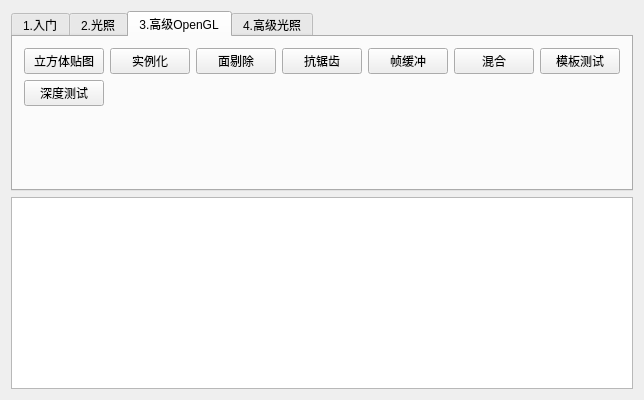
Above: Code/LearnOpenGL/Application.ui from JohnHwangx/LearnOpenGL_QT before the change. Below: the same form after it.
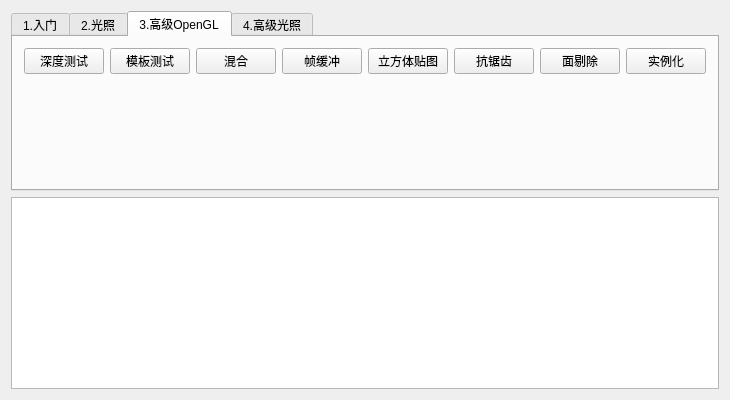
That is the form after the change. The open tabs and pages were chosen to show the change.

Diff of the .ui file:
```diff
--- a/Code/LearnOpenGL/Application.ui
+++ b/Code/LearnOpenGL/Application.ui
@@ -147,63 +147,63 @@
         <string>3.高级OpenGL</string>
        </attribute>
        <layout class="QGridLayout" name="gridLayout_2">
-        <item row="0" column="5">
+        <item row="0" column="2">
          <widget class="QPushButton" name="blending">
           <property name="text">
            <string>混合</string>
           </property>
          </widget>
         </item>
-        <item row="0" column="4">
-         <widget class="QPushButton" name="framebuffer">
-          <property name="text">
-           <string>帧缓冲</string>
-          </property>
-         </widget>
-        </item>
-        <item row="0" column="6">
+        <item row="0" column="1">
          <widget class="QPushButton" name="stencil_testing">
           <property name="text">
            <string>模板测试</string>
           </property>
          </widget>
         </item>
-        <item row="0" column="0">
-         <widget class="QPushButton" name="cubemaps">
-          <property name="text">
-           <string>立方体贴图</string>
-          </property>
-         </widget>
-        </item>
         <item row="0" column="3">
-         <widget class="QPushButton" name="anti_aliasing">
+         <widget class="QPushButton" name="framebuffer">
           <property name="text">
-           <string>抗锯齿</string>
+           <string>帧缓冲</string>
           </property>
          </widget>
         </item>
-        <item row="1" column="0">
-         <widget class="QPushButton" name="depth_testing">
-          <property name="text">
-           <string>深度测试</string>
-          </property>
-         </widget>
-        </item>
-        <item row="0" column="2">
+        <item row="0" column="6">
          <widget class="QPushButton" name="face_culling">
           <property name="text">
            <string>面剔除</string>
           </property>
          </widget>
         </item>
-        <item row="0" column="1">
+        <item row="0" column="0">
+         <widget class="QPushButton" name="depth_testing">
+          <property name="text">
+           <string>深度测试</string>
+          </property>
+         </widget>
+        </item>
+        <item row="0" column="5">
+         <widget class="QPushButton" name="anti_aliasing">
+          <property name="text">
+           <string>抗锯齿</string>
+          </property>
+         </widget>
+        </item>
+        <item row="0" column="8">
          <widget class="QPushButton" name="instancing">
           <property name="text">
            <string>实例化</string>
           </property>
          </widget>
         </item>
-        <item row="2" column="0">
+        <item row="0" column="4">
+         <widget class="QPushButton" name="cubemaps">
+          <property name="text">
+           <string>立方体贴图</string>
+          </property>
+         </widget>
+        </item>
+        <item row="1" column="0">
          <spacer name="verticalSpacer_3">
           <property name="orientation">
            <enum>Qt::Vertical</enum>
```
Left out of the diff: 71 changed lines with no effect on the pictures.
